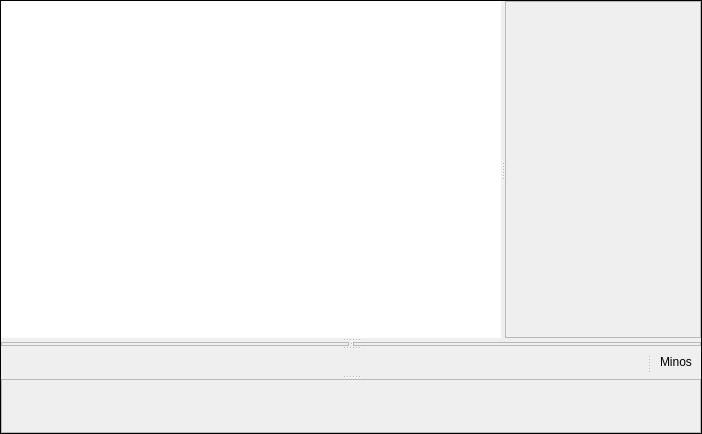
zsteva/backup-minos2, file mqt/MqtLogger/tsinglelogframe.ui: the form before one commit.
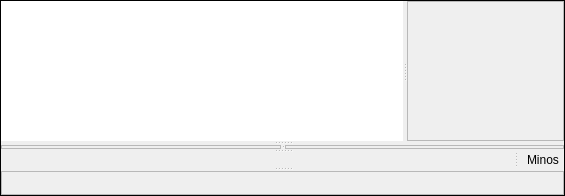
The form after the commit. Custom widgets are drawn as their Qt base class.

What changed in the file:
```diff
--- a/mqt/MqtLogger/tsinglelogframe.ui
+++ b/mqt/MqtLogger/tsinglelogframe.ui
@@ -6,10 +6,16 @@
    <rect>
     <x>0</x>
     <y>0</y>
-    <width>702</width>
-    <height>434</height>
+    <width>565</width>
+    <height>196</height>
    </rect>
   </property>
+  <property name="sizePolicy">
+   <sizepolicy hsizetype="Expanding" vsizetype="Expanding">
+    <horstretch>0</horstretch>
+    <verstretch>0</verstretch>
+   </sizepolicy>
+  </property>
   <property name="windowTitle">
    <string>Frame</string>
   </property>
@@ -37,14 +43,32 @@
    </property>
    <item>
     <widget class="MinosSplitter" name="LogAreaSplitter">
+     <property name="sizePolicy">
+      <sizepolicy hsizetype="Expanding" vsizetype="Expanding">
+       <horstretch>0</horstretch>
+       <verstretch>0</verstretch>
+      </sizepolicy>
+     </property>
      <property name="orientation">
       <enum>Qt::Vertical</enum>
      </property>
      <widget class="MinosSplitter" name="TopSplitter">
+      <property name="sizePolicy">
+       <sizepolicy hsizetype="Expanding" vsizetype="Expanding">
+        <horstretch>0</horstretch>
+        <verstretch>0</verstretch>
+       </sizepolicy>
+      </property>
       <property name="orientation">
        <enum>Qt::Vertical</enum>
       </property>
       <widget class="MinosSplitter" name="MultSplitter">
+       <property name="sizePolicy">
+        <sizepolicy hsizetype="Expanding" vsizetype="Expanding">
+         <horstretch>0</horstretch>
+         <verstretch>0</verstretch>
+        </sizepolicy>
+       </property>
        <property name="orientation">
         <enum>Qt::Horizontal</enum>
        </property>
@@ -93,6 +117,12 @@
         </attribute>
        </widget>
        <widget class="StackedInfoFrame" name="stackedInfoFrame">
+        <property name="sizePolicy">
+         <sizepolicy hsizetype="Expanding" vsizetype="Expanding">
+          <horstretch>0</horstretch>
+          <verstretch>0</verstretch>
+         </sizepolicy>
+        </property>
         <property name="frameShape">
          <enum>QFrame::StyledPanel</enum>
         </property>
@@ -102,10 +132,22 @@
        </widget>
       </widget>
       <widget class="MinosSplitter" name="ControlSplitter">
+       <property name="sizePolicy">
+        <sizepolicy hsizetype="Expanding" vsizetype="Expanding">
+         <horstretch>0</horstretch>
+         <verstretch>0</verstretch>
+        </sizepolicy>
+       </property>
        <property name="orientation">
         <enum>Qt::Horizontal</enum>
        </property>
        <widget class="RigControlFrame" name="FKHRigControlFrame">
+        <property name="sizePolicy">
+         <sizepolicy hsizetype="Expanding" vsizetype="Expanding">
+          <horstretch>0</horstretch>
+          <verstretch>0</verstretch>
+         </sizepolicy>
+        </property>
         <property name="frameShape">
          <enum>QFrame::StyledPanel</enum>
         </property>
@@ -114,6 +156,12 @@
         </property>
        </widget>
        <widget class="RotControlFrame" name="FKHRotControlFrame">
+        <property name="sizePolicy">
+         <sizepolicy hsizetype="Expanding" vsizetype="Expanding">
+          <horstretch>0</horstretch>
+          <verstretch>0</verstretch>
+         </sizepolicy>
+        </property>
         <property name="frameShape">
          <enum>QFrame::StyledPanel</enum>
         </property>
@@ -124,7 +172,7 @@
       </widget>
       <widget class="MinosSplitter" name="CribSplitter">
        <property name="sizePolicy">
-        <sizepolicy hsizetype="Preferred" vsizetype="Preferred">
+        <sizepolicy hsizetype="Expanding" vsizetype="Expanding">
          <horstretch>0</horstretch>
          <verstretch>0</verstretch>
         </sizepolicy>
@@ -137,7 +185,7 @@
        </property>
        <widget class="QSOLogFrame" name="GJVQSOLogFrame">
         <property name="sizePolicy">
-         <sizepolicy hsizetype="Expanding" vsizetype="Preferred">
+         <sizepolicy hsizetype="Expanding" vsizetype="Expanding">
           <horstretch>6</horstretch>
           <verstretch>0</verstretch>
          </sizepolicy>
@@ -157,7 +205,7 @@
        </widget>
        <widget class="QFrame" name="CribSheet">
         <property name="sizePolicy">
-         <sizepolicy hsizetype="Expanding" vsizetype="Preferred">
+         <sizepolicy hsizetype="Expanding" vsizetype="Expanding">
           <horstretch>1</horstretch>
           <verstretch>0</verstretch>
          </sizepolicy>
@@ -193,7 +241,7 @@
          <item>
           <widget class="QLabel" name="NextContactDetailsLabel">
            <property name="sizePolicy">
-            <sizepolicy hsizetype="Expanding" vsizetype="Preferred">
+            <sizepolicy hsizetype="Expanding" vsizetype="Expanding">
              <horstretch>0</horstretch>
              <verstretch>0</verstretch>
             </sizepolicy>
@@ -224,7 +272,7 @@
      </widget>
      <widget class="MatchTreesFrame" name="matchTreesFrame">
       <property name="sizePolicy">
-       <sizepolicy hsizetype="Preferred" vsizetype="MinimumExpanding">
+       <sizepolicy hsizetype="Expanding" vsizetype="Expanding">
         <horstretch>0</horstretch>
         <verstretch>0</verstretch>
        </sizepolicy>
@@ -247,18 +295,18 @@
   </layout>
  </widget>
  <customwidgets>
-  <customwidget>
-   <class>QSOLogFrame</class>
-   <extends>QFrame</extends>
-   <header>qsologframe.h</header>
-   <container>1</container>
-  </customwidget>
   <customwidget>
    <class>MinosSplitter</class>
    <extends>QSplitter</extends>
    <header>minossplitter.h</header>
    <container>1</container>
   </customwidget>
+  <customwidget>
+   <class>QSOLogFrame</class>
+   <extends>QFrame</extends>
+   <header>qsologframe.h</header>
+   <container>1</container>
+  </customwidget>
   <customwidget>
    <class>RigControlFrame</class>
    <extends>QFrame</extends>
```
